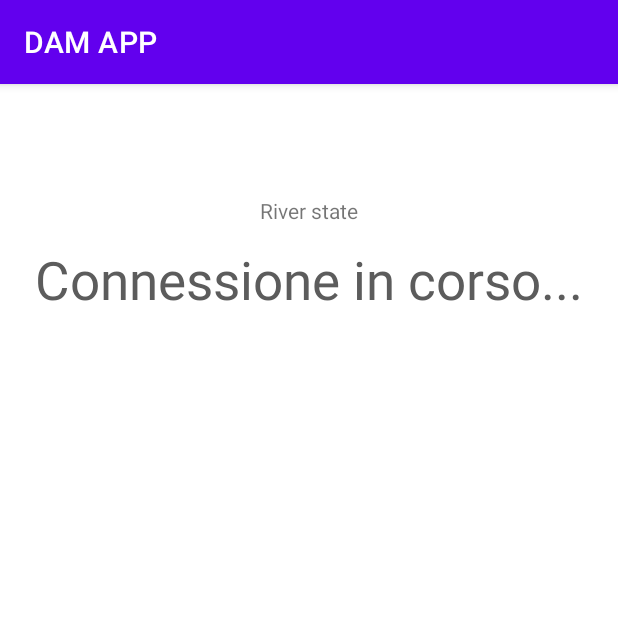
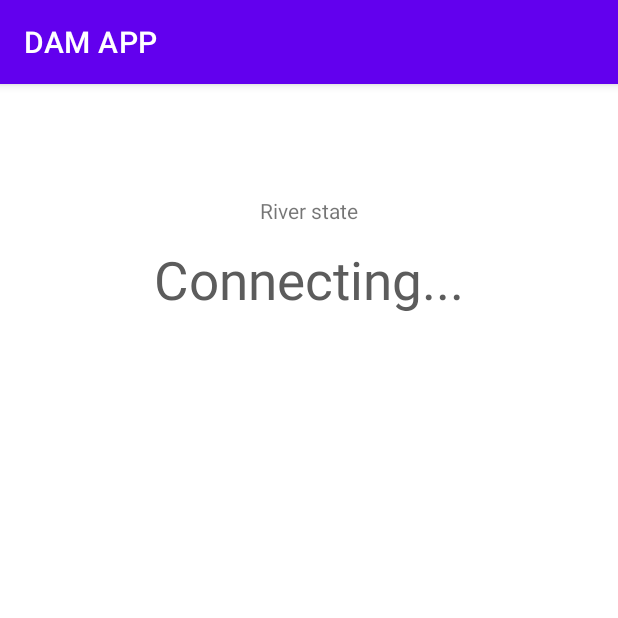
Before and after one commit to w-disaster/seiot-assignments-2020, an Android app: the screen it shows after launch (MainActivity), on a phone screen of 412 x 824 dp, the top half of it. Run offline under Robolectric (Android 15) with nearby library versions, the phone set to English and light mode, and no system bars; 6 statements that could not run were skipped.

Commit message:
fix repo error, small changes

```diff
--- a/smart_dam/src/dam_mobileapp/app/src/main/java/com/dm/dam_mobile/RiverState.java
+++ b/smart_dam/src/dam_mobileapp/app/src/main/java/com/dm/dam_mobile/RiverState.java
@@ -1,10 +1,10 @@
 package com.dm.dam_mobile;
 
 public enum RiverState {
-    CONNECTING("Connessione in corso...", "#5c5c5c", -1),
-    NORMAL("Normale","#0080ff", 0),
-    PRE_ALARM("Pre-Allarme", "#dbac00", 1),
-    ALARM("Allarme","#e60000", 2);
+    CONNECTING("Connecting...", "#5c5c5c", -1),
+    NORMAL("Normal","#0080ff", 0),
+    PRE_ALARM("Pre-Alarm", "#dbac00", 1),
+    ALARM("Alarm","#e60000", 2);
 
     private final String text;
     private final String color;
--- a/smart_dam/src/dam_service/src/main/java/controllers/server/HTTPServerController.java
+++ b/smart_dam/src/dam_service/src/main/java/controllers/server/HTTPServerController.java
@@ -83,9 +83,11 @@ public class HTTPServerController extends AbstractVerticle {
 		HttpServerResponse response = routingContext.response();
 		JsonObject res = routingContext.getBodyAsJson();
 
+
 		if (res == null) {
 			sendError(400, response);
 		} else {
+			System.out.println("Msg: " + res.encode());
 			/* We read the json */
 			State state = State.values()[res.getInteger("S")];
 
@@ -135,7 +137,6 @@ public class HTTPServerController extends AbstractVerticle {
 			res.put("M", l.indexOf(this.model.getMode()));
 			res.put("DO", this.model.getDamOpening());
 
-			System.out.println("Msg: " + res.encode());
 
 			this.channel.sendMsg(res.encode());
 		}
```
Also changed, not shown: smart_dam/src/dam_mobileapp/app/src/main/java/com/dm/dam_mobile/MainActivity.java (+6 -2 lines), 8 other files.
